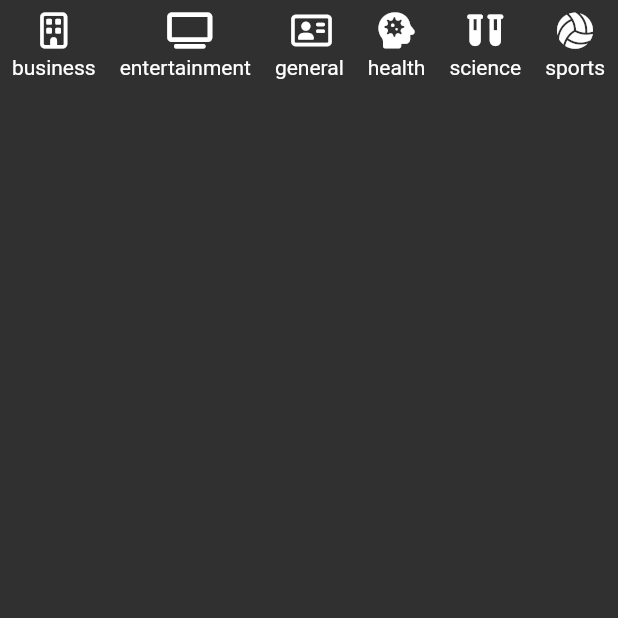
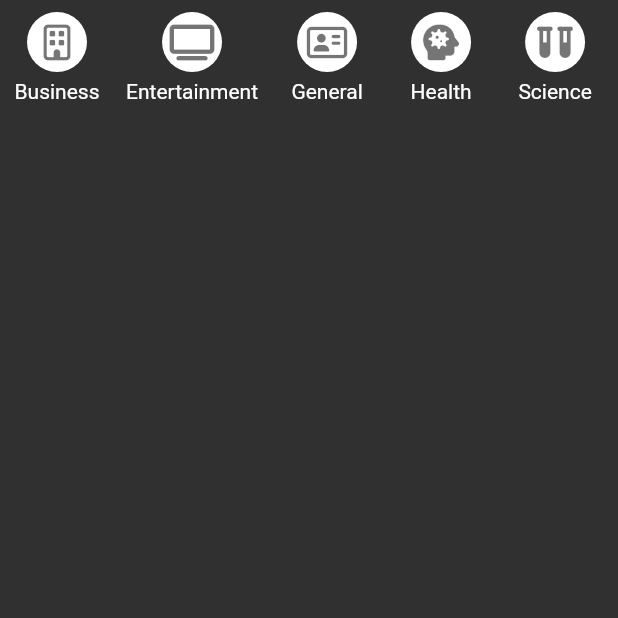
Before and after one commit to mgoldp/news_provider, a Flutter app: the Tab2Page screen opened directly, on a phone screen of 412 x 824 dp, the top half of it. Run offline on Flutter 3.47's test engine with Material 2 defaults, Android fonts, the light colour scheme and no system bars; our stand-ins replace font_awesome_flutter; network calls fail.

Commit message:
polishing category menu

```diff
--- a/lib/src/pages/tab2_page.dart
+++ b/lib/src/pages/tab2_page.dart
@@ -1,4 +1,5 @@
 import 'package:flutter/material.dart';
+import 'package:news_provider/src/models/category_model.dart';
 import 'package:news_provider/src/models/news_models.dart';
 import 'package:news_provider/src/services/news_service.dart';
 import 'package:provider/provider.dart';
@@ -30,15 +31,21 @@ class _ListaCategoria extends StatelessWidget {
       scrollDirection: Axis.horizontal,
       itemCount: categories.length,
       itemBuilder: (BuildContext context, int index) {
+        final categoryName = categories[index].name;
+
         return Padding(
           padding: const EdgeInsets.all(8),
           child: Column(
             children: [
-              Icon(categories[index].icon),
+              _CategoryButton(
+                category: categories[index],
+              ),
               const SizedBox(
                 height: 5,
               ),
-              Text(categories[index].name),
+              Text(
+                '${categoryName[0].toUpperCase()}${categoryName.substring(1)}',
+              ),
             ],
           ),
         );
@@ -46,3 +53,34 @@ class _ListaCategoria extends StatelessWidget {
     );
   }
 }
+
+class _CategoryButton extends StatelessWidget {
+  const _CategoryButton({
+    Key? key,
+    required this.category,
+  }) : super(key: key);
+
+  final Category category;
+
+  @override
+  Widget build(BuildContext context) {
+    return GestureDetector(
+      onTap: () => print('${category.name}'),
+      child: Container(
+        width: 40,
+        height: 40,
+        margin: const EdgeInsets.symmetric(
+          horizontal: 10,
+        ),
+        decoration: const BoxDecoration(
+          shape: BoxShape.circle,
+          color: Colors.white,
+        ),
+        child: Icon(
+          category.icon,
+          color: Colors.black54,
+        ),
+      ),
+    );
+  }
+}
```
